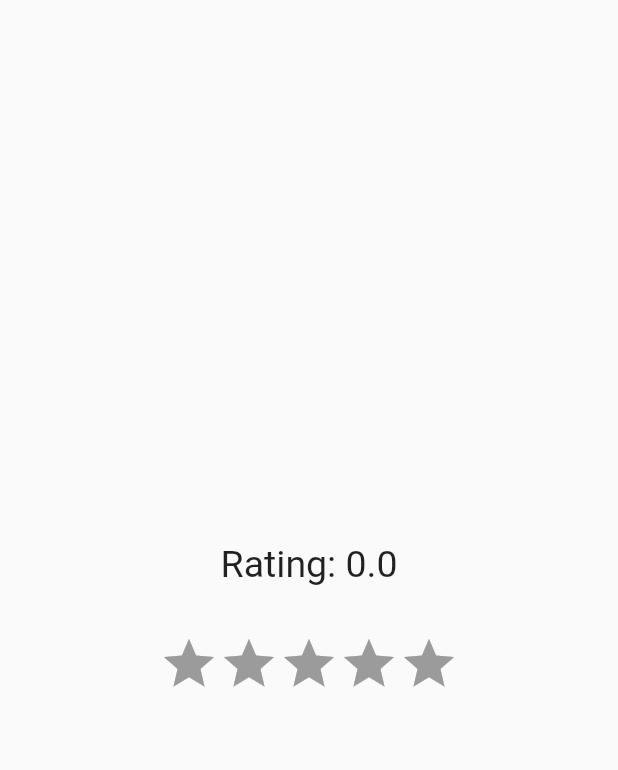
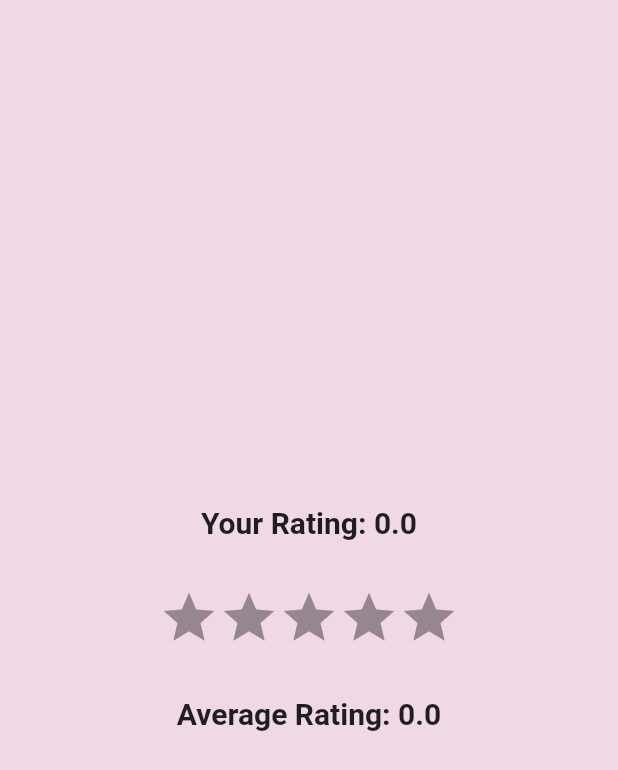
Before and after one commit to unicornova/AlzCare, a Flutter app: the RatingPage screen opened directly, on a phone screen of 412 x 824 dp. Shown: the top 770 px of the screen. Run offline on Flutter 3.47's test engine with Material 2 defaults, Android fonts, the light colour scheme and no system bars; drawn by our look-alikes of flutter_rating_bar; our stand-ins replace camera, cloud_firestore, firebase_auth, firebase_core, flutter_svg, geolocator and 1 more; missing offline and left inert: tflite; accounts and stored records are empty.

Commit message:
rating completed

```diff
--- a/lib/Pages/dashboard.dart
+++ b/lib/Pages/dashboard.dart
@@ -147,7 +147,7 @@ class _DashboardPageState extends State<DashboardPage> {
               ),
             ),
             Text('Logged in as ${currentUser.email}'),
-            SizedBox(height: 50),
+            SizedBox(height: 40),
           ],
         ),
       ),
--- a/lib/Pages/rating.dart
+++ b/lib/Pages/rating.dart
@@ -1,35 +1,110 @@
 import 'package:flutter/material.dart';
 import 'package:flutter_rating_bar/flutter_rating_bar.dart';
+import 'package:cloud_firestore/cloud_firestore.dart';
+import 'package:firebase_auth/firebase_auth.dart';
 
 class RatingPage extends StatefulWidget {
-  const RatingPage({super.key});
+  const RatingPage({Key? key});
 
   @override
   State<RatingPage> createState() => _RatingPageState();
 }
 
 class _RatingPageState extends State<RatingPage> {
-  double rating =0;
+  double rating = 0;
+  double meanRating = 0;
 
+  final CollectionReference _ratingsCollection =
+      FirebaseFirestore.instance.collection('ratings');
+  final User? currentUser = FirebaseAuth.instance.currentUser;
 
+  @override
+  void initState() {
+    super.initState();
+    _loadUserRating();
+    _calculateMeanRating();
+  }
+
+  void _loadUserRating() async {
+    final userRatingDoc = await _ratingsCollection.doc(currentUser!.uid).get();
+    if (userRatingDoc.exists) {
+      setState(() {
+        rating = (userRatingDoc.data() as Map<String, dynamic>)['rating'] ?? 0;
+      });
+    }
+  }
+
+  void _calculateMeanRating() {
+    _ratingsCollection.snapshots().listen((QuerySnapshot snapshot) {
+      if (snapshot.docs.isNotEmpty) {
+        double sum = 0;
+        int totalRatings = 0;
+
+        for (var doc in snapshot.docs) {
+          final userRating = (doc.data() as Map<String, dynamic>)['rating'] ?? 0;
+          if (userRating >= 1) {
+            sum += userRating;
+            totalRatings++;
+          }
+        }
+
+        setState(() {
+          meanRating = sum / totalRatings;
+        });
+      } else {
+        setState(() {
+          meanRating = 0;
+        });
+      }
+    });
+  }
+
+  void _saveUserRating(double rating) {
+    if (currentUser != null) {
+      _ratingsCollection.doc(currentUser!.uid).set({
+        'rating': rating,
+      });
+    }
+  }
 
   @override
   Widget build(BuildContext context) => Scaffold(
-    body: Center(child: Column(
+    backgroundColor: Color.fromARGB(255, 241, 216, 230),
+        body: Center(
+          child: Column(
             mainAxisAlignment: MainAxisAlignment.center,
             children: [
-        Text('Rating: $rating',style: TextStyle(fontSize: 25,),),
-
-    const SizedBox(height: 32,),
+              Text(
+                'Your Rating: $rating',
+                style: const TextStyle(
+                  fontSize: 20,
+                  fontWeight: FontWeight.bold,
+                ),
+              ),
+              const SizedBox(
+                height: 32,
+              ),
               RatingBar.builder(
                 minRating: 1,
-      itemBuilder: (context, _)=>Icon(Icons.star,color: Colors.amber,) ,
-      onRatingUpdate: (rating){ setState(() {
-        this.rating=rating;
+                itemBuilder: (context, _) =>
+                    const Icon(Icons.star, color: Colors.amber),
+                onRatingUpdate: (rating) {
+                  setState(() {
+                    this.rating = rating;
+                    _saveUserRating(rating);
                   });
-
                 },
-      )
-      ]),
-  ));
+              ),
+              const SizedBox(height: 32),
+              Text(
+                'Average Rating: $meanRating',
+                style: const TextStyle(
+                  fontSize: 20,
+                  fontWeight: FontWeight.bold,
+                ),
+              ),
+            ],
+          ),
+        ),
+      );
 }
```
Lines whose indentation alone changed are shown as unchanged.
